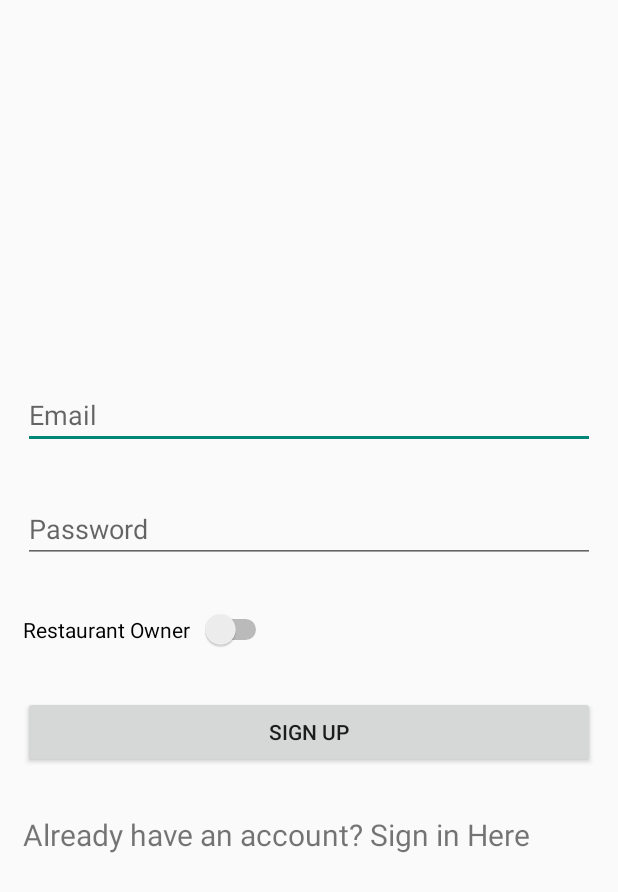
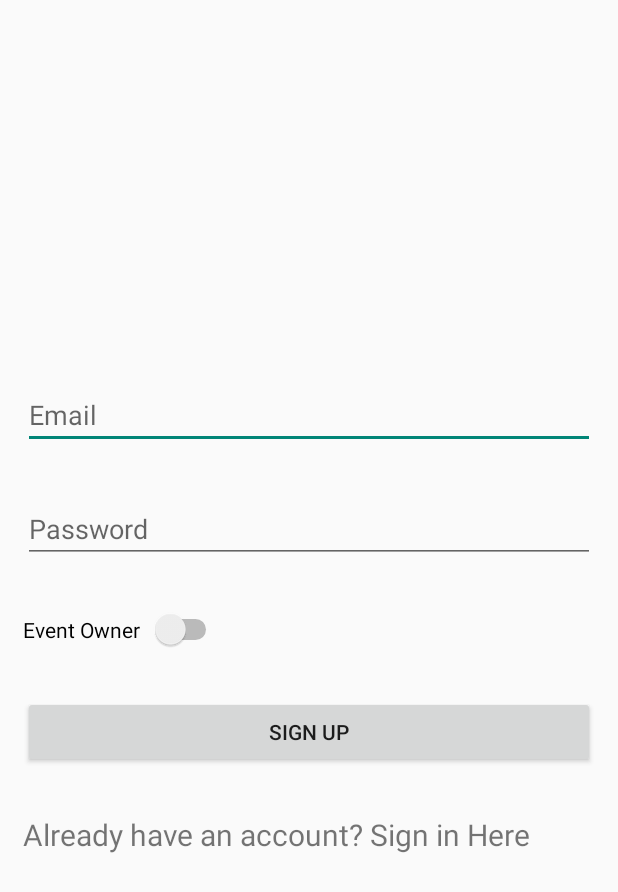
Before and after one commit to Tanmoytkd/tourbd, an Android app: the screen it shows after launch (MainActivity), on a phone screen of 412 x 824 dp. Shown: the top 892 px of the screen. Run offline under Robolectric (Android 15) with nearby library versions, the phone set to English and light mode, and no system bars; our stand-ins replace Firebase (no records; nobody signed in at launch, a user with empty details on screens opened directly).

Commit message:
Fixed typo "Restaurant owner" to "Event Owner"

```diff
--- a/app/src/main/res/layout/activity_main.xml
+++ b/app/src/main/res/layout/activity_main.xml
@@ -36,7 +36,7 @@
             android:id="@+id/ownerSwitch"
             android:layout_width="wrap_content"
             android:layout_height="wrap_content"
-            android:text="Restaurant Owner  " />
+            android:text="Event Owner  " />
     </LinearLayout>
 
     <Button
```
